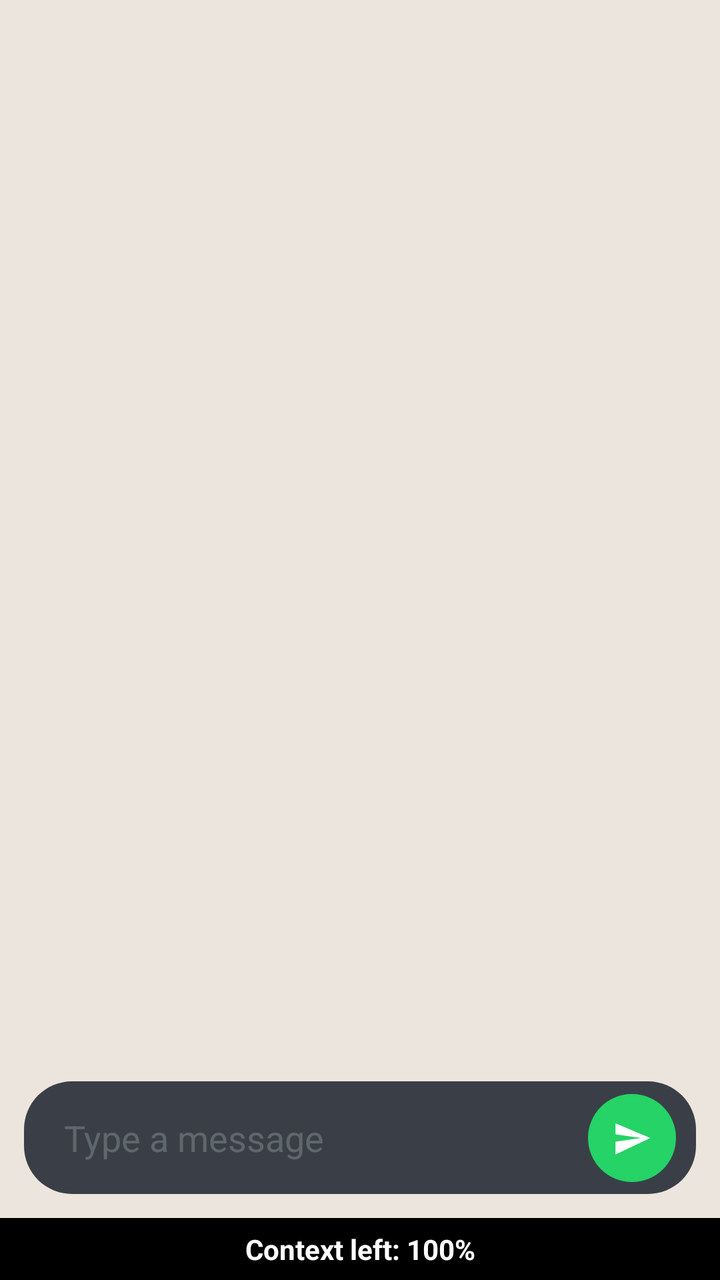
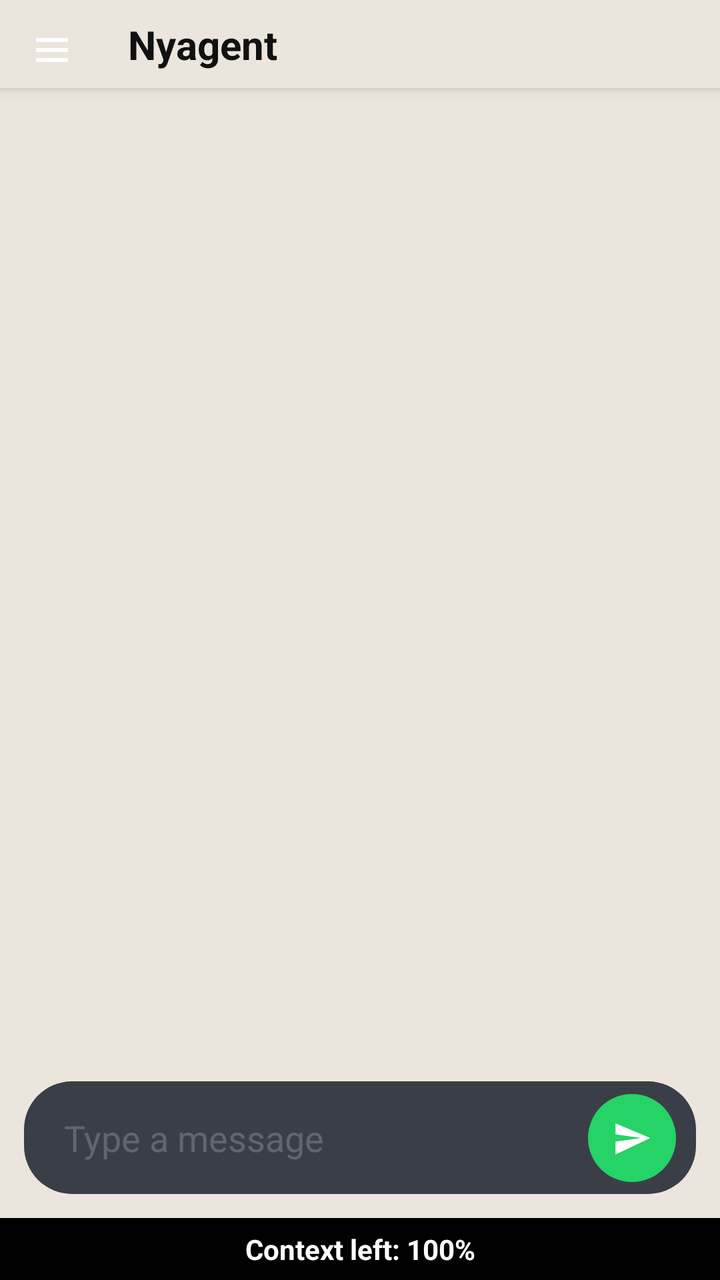

Before-and-after screenshots of an Android layout around one commit, followed by the original layout XML and the change that was made.
<!-- AndroidManifest.xml: application theme Theme.Nyagent -->
<!-- res/layout/activity_main.xml -->
<?xml version="1.0" encoding="utf-8"?>
<androidx.constraintlayout.widget.ConstraintLayout xmlns:android="http://schemas.android.com/apk/res/android"
    xmlns:app="http://schemas.android.com/apk/res-auto"
    xmlns:tools="http://schemas.android.com/tools"
    android:layout_width="match_parent"
    android:layout_height="match_parent"
    android:background="@color/chat_background"
    tools:context=".MainActivity">

    <androidx.recyclerview.widget.RecyclerView
        android:id="@+id/rvMessages"
        android:layout_width="0dp"
        android:layout_height="0dp"
        android:layout_marginStart="4dp"
        android:layout_marginTop="8dp"
        android:layout_marginEnd="4dp"
        android:padding="8dp"
        android:scrollbars="vertical"
        android:verticalScrollbarPosition="right"
        app:layout_constraintBottom_toTopOf="@id/editBar"
        app:layout_constraintEnd_toEndOf="parent"
        app:layout_constraintStart_toStartOf="parent"
        app:layout_constraintTop_toTopOf="parent" />

    <androidx.constraintlayout.widget.ConstraintLayout
        android:id="@+id/editBar"
        android:layout_width="0dp"
        android:layout_height="wrap_content"
        android:background="@color/edit_bar"
        android:paddingStart="12dp"
        android:paddingEnd="12dp"
        android:visibility="gone"
        app:layout_constraintBottom_toTopOf="@id/inputBar"
        app:layout_constraintEnd_toEndOf="parent"
        app:layout_constraintStart_toStartOf="parent">

        <ImageButton
            android:id="@+id/btnEditClose"
            android:layout_width="36dp"
            android:layout_height="36dp"
            android:background="@drawable/close_circle_background"
            android:contentDescription="Cancel edit"
            android:src="@drawable/icon_close"
            app:layout_constraintStart_toStartOf="parent"
            app:layout_constraintTop_toTopOf="parent"
            app:layout_constraintBottom_toBottomOf="parent" />

        <TextView
            android:id="@+id/tvEditingLabel"
            android:layout_width="wrap_content"
            android:layout_height="wrap_content"
            android:layout_marginStart="10dp"
            android:text="Editing message"
            android:textColor="#1A1A1A"
            android:textSize="14sp"
            android:textStyle="bold"
            app:layout_constraintStart_toEndOf="@id/btnEditClose"
            app:layout_constraintTop_toTopOf="parent"
            app:layout_constraintBottom_toBottomOf="parent" />
    </androidx.constraintlayout.widget.ConstraintLayout>

    <androidx.constraintlayout.widget.ConstraintLayout
        android:id="@+id/contextBar"
        android:layout_width="0dp"
        android:layout_height="wrap_content"
        android:background="@color/black"
        android:paddingTop="6dp"
        android:paddingBottom="6dp"
        android:visibility="visible"
        app:layout_constraintBottom_toBottomOf="parent"
        app:layout_constraintEnd_toEndOf="parent"
        app:layout_constraintStart_toStartOf="parent">

        <TextView
            android:id="@+id/lblContext"
            android:layout_width="0dp"
            android:layout_height="wrap_content"
            android:gravity="center"
            android:text="Context left: 100%"
            android:textColor="@android:color/white"
            android:textSize="14sp"
            android:textStyle="bold"
            app:layout_constraintEnd_toEndOf="parent"
            app:layout_constraintStart_toStartOf="parent"
            app:layout_constraintTop_toTopOf="parent"
            app:layout_constraintBottom_toBottomOf="parent" />
    </androidx.constraintlayout.widget.ConstraintLayout>

    <androidx.constraintlayout.widget.ConstraintLayout
        android:id="@+id/inputBar"
        android:layout_width="0dp"
        android:layout_height="wrap_content"
        android:layout_marginStart="12dp"
        android:layout_marginEnd="12dp"
        android:layout_marginBottom="12dp"
        android:background="@drawable/input_area_background"
        android:padding="4dp"
        app:layout_constraintBottom_toTopOf="@id/contextBar"
        app:layout_constraintEnd_toEndOf="parent"
        app:layout_constraintStart_toStartOf="parent">

        <EditText
            android:id="@+id/etPrompt"
            android:layout_width="0dp"
            android:layout_height="wrap_content"
            android:background="@null"
            android:hint="Type a message"
            android:inputType="textMultiLine"
            android:maxLines="4"
            android:minHeight="40dp"
            android:paddingLeft="16dp"
            android:paddingRight="16dp"
            android:paddingTop="12dp"
            android:paddingBottom="12dp"
            android:scrollHorizontally="false"
            android:textColor="@color/input_text"
            android:textColorHint="#77889999"
            app:layout_constraintEnd_toStartOf="@id/btnSendText"
            app:layout_constraintStart_toStartOf="parent"
            app:layout_constraintTop_toTopOf="parent"
            app:layout_constraintBottom_toBottomOf="parent" />

        <ImageButton
            android:id="@+id/btnSendText"
            android:layout_width="44dp"
            android:layout_height="44dp"
            android:layout_marginEnd="6dp"
            android:background="@drawable/send_button_background"
            android:contentDescription="Send"
            android:src="@drawable/icon_send"
            app:layout_constraintEnd_toEndOf="parent"
            app:layout_constraintTop_toTopOf="parent"
            app:layout_constraintBottom_toBottomOf="parent" />
    </androidx.constraintlayout.widget.ConstraintLayout>
</androidx.constraintlayout.widget.ConstraintLayout>
<!-- resources referenced by this layout -->
<resources>
  <color name="black">#FF000000</color>
  <color name="chat_background">#FFECE5DD</color>
  <color name="edit_bar">#FFE6E0D8</color>
  <color name="input_text">#FF111111</color>
  <!-- drawable close_circle_background (drawable) -->
  <?xml version="1.0" encoding="utf-8"?>
  <layer-list xmlns:android="http://schemas.android.com/apk/res/android">
      <item>
          <shape android:shape="oval">
              <solid android:color="#FFD32F2F" />
          </shape>
      </item>
  </layer-list>
  <!-- drawable icon_close (drawable) -->
  <?xml version="1.0" encoding="utf-8"?>
  <vector xmlns:android="http://schemas.android.com/apk/res/android"
      android:width="24dp"
      android:height="24dp"
      android:viewportWidth="24"
      android:viewportHeight="24">
      <path
          android:fillColor="@color/white"
          android:pathData="M19,6.41L17.59,5L12,10.59L6.41,5L5,6.41L10.59,12L5,17.59L6.41,19L12,13.41L17.59,19L19,17.59L13.41,12L19,6.41Z" />
  </vector>
  <!-- drawable icon_send (drawable) -->
  <?xml version="1.0" encoding="utf-8"?>
  <vector xmlns:android="http://schemas.android.com/apk/res/android"
      android:width="22dp"
      android:height="22dp"
      android:viewportWidth="24"
      android:viewportHeight="24">
      <path
          android:fillColor="@color/white"
          android:pathData="M3,21L22,12L3,4V10L17,12L3,14V21Z" />
  </vector>
  <!-- drawable input_area_background (drawable) -->
  <?xml version="1.0" encoding="utf-8"?>
  <layer-list xmlns:android="http://schemas.android.com/apk/res/android">
      <item>
          <shape android:shape="rectangle">
              <solid android:color="@color/input_area" />
              <corners android:radius="24dp" />
          </shape>
      </item>
  </layer-list>
  <!-- drawable send_button_background (drawable) -->
  <?xml version="1.0" encoding="utf-8"?>
  <layer-list xmlns:android="http://schemas.android.com/apk/res/android">
      <item>
          <shape android:shape="oval">
              <solid android:color="@color/send_circle" />
          </shape>
      </item>
  </layer-list>
  <style name="Theme.Nyagent" parent="Theme.MaterialComponents.DayNight.DarkActionBar">
          
          <item name="colorPrimary">@color/purple_500</item>
          <item name="colorPrimaryVariant">@color/purple_700</item>
          <item name="colorOnPrimary">@color/white</item>
          
          <item name="colorSecondary">@color/teal_200</item>
          <item name="colorSecondaryVariant">@color/teal_700</item>
          <item name="colorOnSecondary">@color/black</item>
          
          <item name="android:statusBarColor">?attr/colorPrimaryVariant</item>
          
      </style>
  <color name="white">#FFFFFFFF</color>
  <color name="input_area">#FF3A3F47</color>
  <color name="send_circle">#FF25D366</color>
  <color name="purple_500">#FF6200EE</color>
  <color name="purple_700">#FF3700B3</color>
  <color name="teal_200">#FF03DAC5</color>
  <color name="teal_700">#FF018786</color>
</resources>

<!-- the commit's change to res/layout/activity_main.xml (unified diff, before → after) -->
@@ -7,12 +7,108 @@
     android:background="@color/chat_background"
     tools:context=".MainActivity">
 
+    
+    <androidx.constraintlayout.widget.ConstraintLayout
+        android:id="@+id/topBar"
+        android:layout_width="0dp"
+        android:layout_height="wrap_content"
+        android:background="@color/chat_topbar"
+        android:elevation="4dp"
+        app:layout_constraintEnd_toEndOf="parent"
+        app:layout_constraintStart_toStartOf="parent"
+        app:layout_constraintTop_toTopOf="parent">
+
+        <ImageButton
+            android:id="@+id/btnMenu"
+            android:layout_width="44dp"
+            android:layout_height="44dp"
+            android:layout_marginStart="4dp"
+            android:background="@null"
+            android:contentDescription="Menu"
+            android:src="@drawable/icon_menu"
+            app:layout_constraintStart_toStartOf="parent"
+            app:layout_constraintTop_toTopOf="parent"
+            app:layout_constraintBottom_toBottomOf="parent" />
+
+        <TextView
+            android:id="@+id/tvAppTitle"
+            android:layout_width="wrap_content"
+            android:layout_height="wrap_content"
+            android:layout_marginStart="16dp"
+            android:text="@string/app_name"
+            android:textColor="@color/topbar_text"
+            android:textSize="20sp"
+            android:textStyle="bold"
+            app:layout_constraintStart_toEndOf="@id/btnMenu"
+            app:layout_constraintTop_toTopOf="parent"
+            app:layout_constraintBottom_toBottomOf="parent" />
+    </androidx.constraintlayout.widget.ConstraintLayout>
+
+    
+    <View
+        android:id="@+id/panelBackdrop"
+        android:layout_width="0dp"
+        android:layout_height="0dp"
+        android:background="#66000000"
+        android:visibility="gone"
+        app:layout_constraintBottom_toBottomOf="parent"
+        app:layout_constraintEnd_toEndOf="parent"
+        app:layout_constraintStart_toStartOf="parent"
+        app:layout_constraintTop_toTopOf="parent" />
+
+    
+    <androidx.constraintlayout.widget.ConstraintLayout
+        android:id="@+id/leftPanel"
+        android:layout_width="280dp"
+        android:layout_height="0dp"
+        android:background="@color/panel_background"
+        android:elevation="12dp"
+        android:visibility="gone"
+        app:layout_constraintBottom_toBottomOf="parent"
+        app:layout_constraintStart_toStartOf="parent"
+        app:layout_constraintTop_toTopOf="parent">
+
+        <TextView
+            android:id="@+id/tvPanelTitle"
+            android:layout_width="0dp"
+            android:layout_height="wrap_content"
+            android:padding="12dp"
+            android:text="Conversations"
+            android:textColor="#FF111111"
+            android:textSize="16sp"
+            android:textStyle="bold"
+            app:layout_constraintEnd_toEndOf="parent"
+            app:layout_constraintStart_toStartOf="parent"
+            app:layout_constraintTop_toTopOf="parent" />
+
+        <androidx.recyclerview.widget.RecyclerView
+            android:id="@+id/rvConversations"
+            android:layout_width="0dp"
+            android:layout_height="0dp"
+            android:scrollbars="vertical"
+            app:layout_constraintBottom_toTopOf="@id/btnPaneSettings"
+            app:layout_constraintEnd_toEndOf="parent"
+            app:layout_constraintStart_toStartOf="parent"
+            app:layout_constraintTop_toBottomOf="@id/tvPanelTitle" />
+
+        <Button
+            android:id="@+id/btnPaneSettings"
+            android:layout_width="0dp"
+            android:layout_height="wrap_content"
+            android:background="@color/panel_settings_bg"
+            android:text="Settings"
+            android:textColor="#FFFFFFFF"
+            app:layout_constraintBottom_toBottomOf="parent"
+            app:layout_constraintEnd_toEndOf="parent"
+            app:layout_constraintStart_toStartOf="parent" />
+    </androidx.constraintlayout.widget.ConstraintLayout>
+
+    
     <androidx.recyclerview.widget.RecyclerView
         android:id="@+id/rvMessages"
         android:layout_width="0dp"
         android:layout_height="0dp"
         android:layout_marginStart="4dp"
-        android:layout_marginTop="8dp"
         android:layout_marginEnd="4dp"
         android:padding="8dp"
         android:scrollbars="vertical"
@@ -20,8 +116,9 @@
         app:layout_constraintBottom_toTopOf="@id/editBar"
         app:layout_constraintEnd_toEndOf="parent"
         app:layout_constraintStart_toStartOf="parent"
-        app:layout_constraintTop_toTopOf="parent" />
-
+        app:layout_constraintTop_toBottomOf="@id/topBar" />
+
+    
     <androidx.constraintlayout.widget.ConstraintLayout
         android:id="@+id/editBar"
         android:layout_width="0dp"
@@ -59,6 +156,7 @@
             app:layout_constraintBottom_toBottomOf="parent" />
     </androidx.constraintlayout.widget.ConstraintLayout>
 
+    
     <androidx.constraintlayout.widget.ConstraintLayout
         android:id="@+id/contextBar"
         android:layout_width="0dp"
@@ -80,12 +178,13 @@
             android:textColor="@android:color/white"
             android:textSize="14sp"
             android:textStyle="bold"
-            app:layout_constraintEnd_toEndOf="parent"
-            app:layout_constraintStart_toStartOf="parent"
-            app:layout_constraintTop_toTopOf="parent"
-            app:layout_constraintBottom_toBottomOf="parent" />
-    </androidx.constraintlayout.widget.ConstraintLayout>
-
+            app:layout_constraintBottom_toBottomOf="parent"
+            app:layout_constraintEnd_toEndOf="parent"
+            app:layout_constraintStart_toStartOf="parent"
+            app:layout_constraintTop_toTopOf="parent" />
+    </androidx.constraintlayout.widget.ConstraintLayout>
+
+    
     <androidx.constraintlayout.widget.ConstraintLayout
         android:id="@+id/inputBar"
         android:layout_width="0dp"
@@ -115,10 +214,10 @@
             android:scrollHorizontally="false"
             android:textColor="@color/input_text"
             android:textColorHint="#77889999"
+            app:layout_constraintBottom_toBottomOf="parent"
             app:layout_constraintEnd_toStartOf="@id/btnSendText"
             app:layout_constraintStart_toStartOf="parent"
-            app:layout_constraintTop_toTopOf="parent"
-            app:layout_constraintBottom_toBottomOf="parent" />
+            app:layout_constraintTop_toTopOf="parent" />
 
         <ImageButton
             android:id="@+id/btnSendText"
@@ -128,8 +227,8 @@
             android:background="@drawable/send_button_background"
             android:contentDescription="Send"
             android:src="@drawable/icon_send"
-            app:layout_constraintEnd_toEndOf="parent"
-            app:layout_constraintTop_toTopOf="parent"
-            app:layout_constraintBottom_toBottomOf="parent" />
+            app:layout_constraintBottom_toBottomOf="parent"
+            app:layout_constraintEnd_toEndOf="parent"
+            app:layout_constraintTop_toTopOf="parent" />
     </androidx.constraintlayout.widget.ConstraintLayout>
 </androidx.constraintlayout.widget.ConstraintLayout>
<!-- resource entries referenced after the edit -->
@@ -2,8 +2,12 @@
 <resources>
   <color name="black">#FF000000</color>
   <color name="chat_background">#FFECE5DD</color>
+  <color name="chat_topbar">#FFECE5DD</color>
   <color name="edit_bar">#FFE6E0D8</color>
   <color name="input_text">#FF111111</color>
+  <color name="panel_background">#FF2A2A2A</color>
+  <color name="panel_settings_bg">#FF3A3F47</color>
+  <color name="topbar_text">#FF111111</color>
   <!-- drawable close_circle_background (drawable) -->
   <?xml version="1.0" encoding="utf-8"?>
   <layer-list xmlns:android="http://schemas.android.com/apk/res/android">
@@ -23,6 +27,17 @@
       <path
           android:fillColor="@color/white"
           android:pathData="M19,6.41L17.59,5L12,10.59L6.41,5L5,6.41L10.59,12L5,17.59L6.41,19L12,13.41L17.59,19L19,17.59L13.41,12L19,6.41Z" />
+  </vector>
+  <!-- drawable icon_menu (drawable) -->
+  <?xml version="1.0" encoding="utf-8"?>
+  <vector xmlns:android="http://schemas.android.com/apk/res/android"
+      android:width="24dp"
+      android:height="24dp"
+      android:viewportWidth="24"
+      android:viewportHeight="24">
+      <path
+          android:fillColor="#FFFFFFFF"
+          android:pathData="M4,9h16v2h-16z M4,14h16v2h-16z M4,19h16v2h-16z" />
   </vector>
   <!-- drawable icon_send (drawable) -->
   <?xml version="1.0" encoding="utf-8"?>
@@ -54,6 +69,7 @@
           </shape>
       </item>
   </layer-list>
+  <string name="app_name">Nyagent</string>
   <style name="Theme.Nyagent" parent="Theme.MaterialComponents.DayNight.DarkActionBar">
           
           <item name="colorPrimary">@color/purple_500</item>
